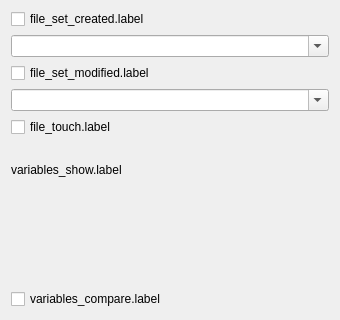
Before: the Qt Designer form ui/options.ui in mbeckh/picard-plugin-metadata-tweaks, drawn with Qt 5; both pictures show x 0 to 340 and y 150 to 470 of the 340 by 470 pixel window.
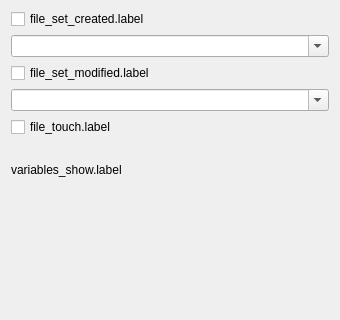
After: the same form once the commit is applied. Custom widgets are drawn as their Qt base class.

Commit message: make no sense to compare variables which are not from file

```diff
--- a/ui/options.ui
+++ b/ui/options.ui
@@ -181,13 +181,6 @@
      </property>
     </widget>
    </item>
-   <item>
-    <widget class="QCheckBox" name="variables_compare">
-     <property name="text">
-      <string>variables_compare.label</string>
-     </property>
-    </widget>
-   </item>
    <item>
     <spacer name="verticalSpacer_3">
      <property name="orientation">
```
The commit also changes 5 other files.
